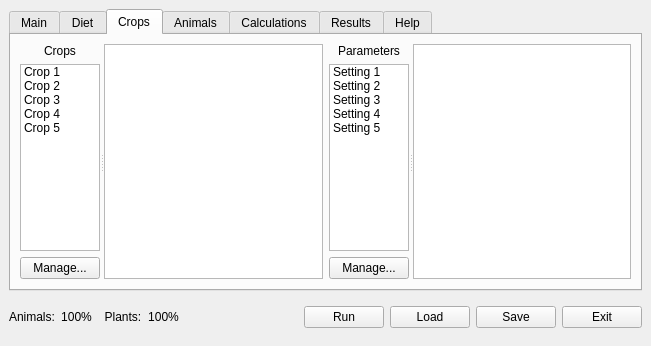
Above: src/ui/lamainformbase.ui from arkygeek/landuseanalyst before the change. Below: the same form after it.
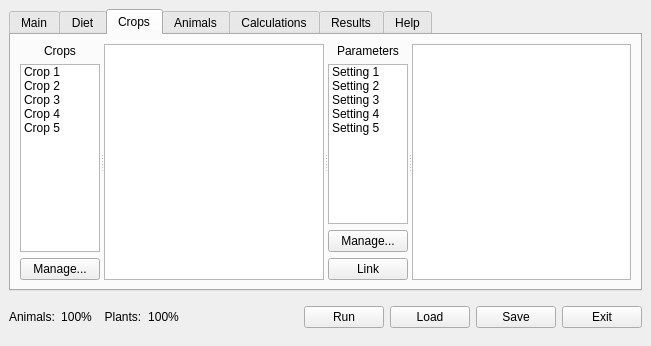
That is the form after the change. The open tabs and pages were chosen to show the change. Icons and pictures are not drawn.

Commit message: added link button to mainform

```diff
--- a/src/ui/lamainformbase.ui
+++ b/src/ui/lamainformbase.ui
@@ -955,15 +955,19 @@
       <attribute name="title" >
        <string>Crops</string>
       </attribute>
+      <layout class="QGridLayout" >
+       <property name="margin" >
+        <number>9</number>
+       </property>
+       <property name="spacing" >
+        <number>6</number>
+       </property>
+       <item row="0" column="0" >
+        <widget class="QSplitter" name="splitter_10" >
+         <property name="orientation" >
+          <enum>Qt::Horizontal</enum>
+         </property>
       <widget class="QSplitter" name="splitter_4" >
-       <property name="geometry" >
-        <rect>
-         <x>9</x>
-         <y>9</y>
-         <width>303</width>
-         <height>235</height>
-        </rect>
-       </property>
        <property name="orientation" >
         <enum>Qt::Horizontal</enum>
        </property>
@@ -1042,15 +1046,6 @@
          </item>
         </layout>
        </widget>
-       <widget class="QWidget" name="layoutWidget" >
-        <layout class="QVBoxLayout" >
-         <property name="margin" >
-          <number>0</number>
-         </property>
-         <property name="spacing" >
-          <number>6</number>
-         </property>
-         <item>
           <widget class="QTextBrowser" name="textBrowserPlantDefinition" >
            <property name="sizePolicy" >
             <sizepolicy>
@@ -1061,19 +1056,8 @@
             </sizepolicy>
            </property>
           </widget>
-         </item>
-        </layout>
-       </widget>
       </widget>
       <widget class="QSplitter" name="splitter_7" >
-       <property name="geometry" >
-        <rect>
-         <x>318</x>
-         <y>9</y>
-         <width>302</width>
-         <height>235</height>
-        </rect>
-       </property>
        <property name="orientation" >
         <enum>Qt::Horizontal</enum>
        </property>
@@ -1139,6 +1123,13 @@
            </property>
           </widget>
          </item>
+            <item>
+             <widget class="QPushButton" name="pbnLinkPlant" >
+              <property name="text" >
+               <string>Link</string>
+              </property>
+             </widget>
+            </item>
         </layout>
        </widget>
        <widget class="QTextBrowser" name="textBrowserPlantParameterDefinition" >
@@ -1153,6 +1144,9 @@
        </widget>
       </widget>
      </widget>
+       </item>
+      </layout>
+     </widget>
      <widget class="QWidget" name="animals_tab" >
       <attribute name="title" >
        <string>Animals</string>
```
Left out of the diff: 33 changed lines with no effect on the pictures. Lines whose indentation alone changed are shown as unchanged. The commit also changes 1 other file.
